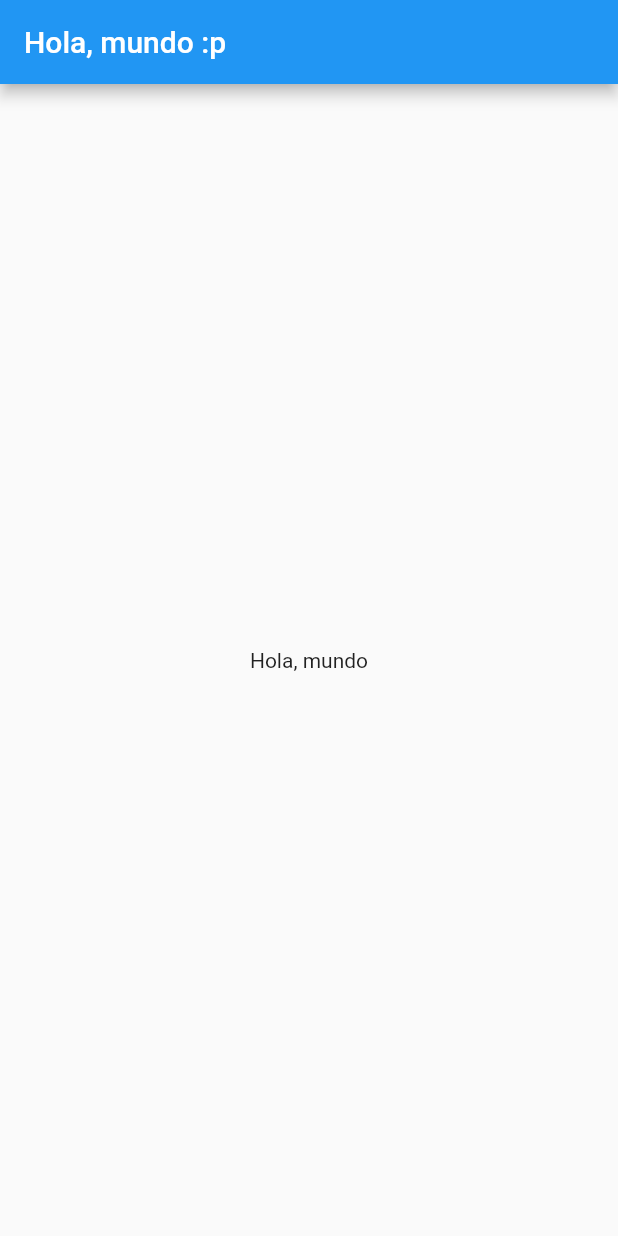
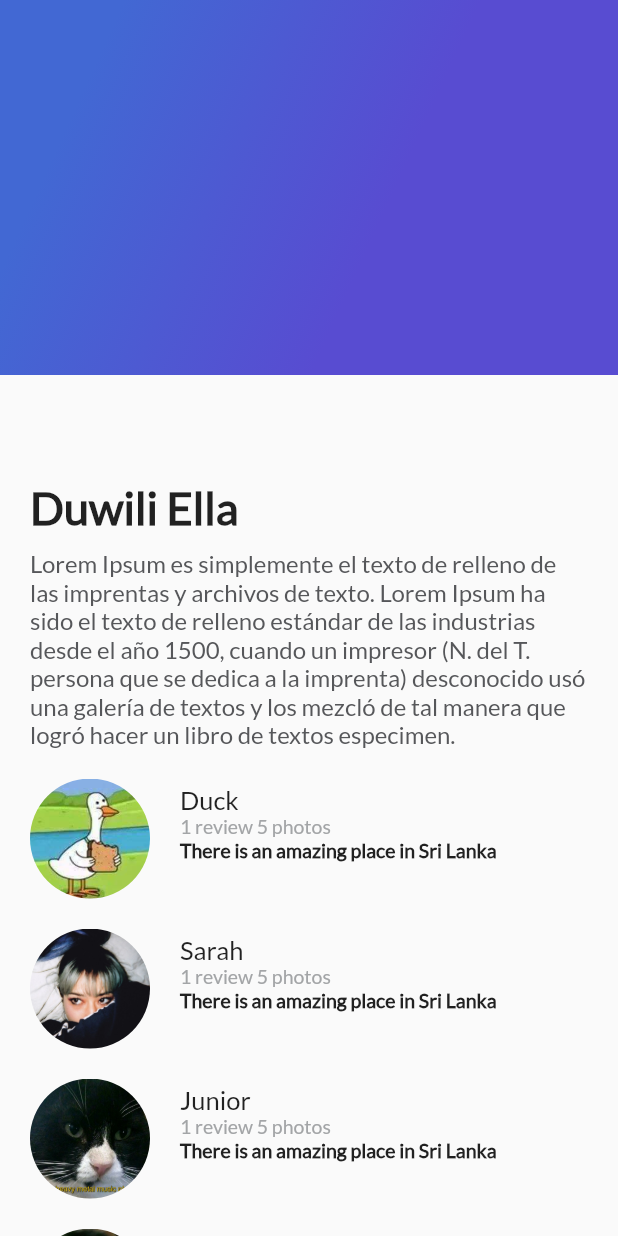
Before and after one commit to VHugoBarnes/platzi-trips-flutter, a Flutter app: the screen it shows after launch, on a phone screen of 412 x 824 dp. Run offline on Flutter 3.47's test engine with Material 2 defaults, Android fonts, the phone set to English and light mode, and no system bars.

Commit message:
14/01/2019 commit

```diff
--- /dev/null
+++ b/lib/description_place.dart
@@ -0,0 +1,71 @@
+import 'package:flutter/material.dart';
+import 'star.dart';
+
+class DescriptionPlace extends StatelessWidget{
+
+	String namePlace;
+	int stars;
+	String descriptionPlace;
+
+	DescriptionPlace(this.namePlace, this.descriptionPlace);
+
+  Widget build(BuildContext context) {
+
+
+	  final title_stars = Row(
+		  children: <Widget>[
+			  Container (
+				  margin: EdgeInsets.only(
+					  top: 320.0,
+					  left: 20.0,
+					  right: 20.0,
+				  ),
+
+				child: Text(
+					namePlace,
+					style: TextStyle(
+						fontFamily: "Lato",
+						fontSize: 30.0,
+						fontWeight: FontWeight.w900,
+					),
+
+					textAlign: TextAlign.left,
+				),
+
+			  ),
+			Row(
+				children: <Widget>[
+          // PENDIENTEEEEEEEEEEEEEEEEEEEEE
+				],
+			)
+		  ],
+	  );
+
+	final text_desc = Container(
+				margin: EdgeInsets.only(
+					top: 10.0,
+					left: 20.0,
+					right: 20.0
+					),
+				child: Text(
+					descriptionPlace,
+					style: TextStyle(
+						fontFamily: "Lato",
+              			fontSize: 16.0,
+						fontWeight: FontWeight.w300,
+              color: Color(0xFF56575a),
+						),
+				),
+			);
+
+	final place_description = Column(
+		children: <Widget>[
+			title_stars,
+			text_desc
+		],
+		);
+
+    return place_description;
+  }
+
+}
--- /dev/null
+++ b/lib/gradient_back.dart
@@ -0,0 +1,23 @@
+import 'package:flutter/material.dart';
+
+class GradientBack extends StatelessWidget{
+
+    Widget build(BuildContext context) {
+
+      return Container(
+        height: 250.0,
+        decoration: BoxDecoration(
+          gradient: LinearGradient(
+            colors: [
+              Color(0xFF4268D3),
+              Color(0xFF584CD1)
+            ],
+            begin: FractionalOffset(0.2, 0.0),
+            end: FractionalOffset(1.0, 0.6),
+            stops: [0.0, 0.6],
+            tileMode: TileMode.clamp
+          )
+        ),
+      );
+    }
+}
--- a/lib/main.dart
+++ b/lib/main.dart
@@ -1,128 +1,34 @@
 import 'package:flutter/material.dart';
+import 'description_place.dart';
+import 'review_list.dart';
+import 'gradient_back.dart';
 
 void main() => runApp(MyApp());
 
 class MyApp extends StatelessWidget {
-  // This widget is the root of your application.
-  @override
+  String desc1 = "Lorem Ipsum es simplemente el texto de relleno de las imprentas y archivos de texto. Lorem Ipsum ha sido el texto de relleno estándar de las industrias desde el año 1500, cuando un impresor (N. del T. persona que se dedica a la imprenta) desconocido usó una galería de textos y los mezcló de tal manera que logró hacer un libro de textos especimen.";
   Widget build(BuildContext context) {
     return MaterialApp(
       title: 'Platzi Trips',
       theme: ThemeData(
-        // This is the theme of your application.
-        //
-        // Try running your application with "flutter run". You'll see the
-        // application has a blue toolbar. Then, without quitting the app, try
-        // changing the primarySwatch below to Colors.green and then invoke
-        // "hot reload" (press "r" in the console where you ran "flutter run",
-        // or simply save your changes to "hot reload" in a Flutter IDE).
-        // Notice that the counter didn't reset back to zero; the application
-        // is not restarted.
-        primarySwatch: Colors.blue,
+        // primarySwatch: Colors.red,
       ),
       home: Scaffold(
+        body: Stack(
+          children: <Widget>[
+            ListView(
+              children: <Widget>[
+                DescriptionPlace("Duwili Ella" , desc1),
+                ReviewList()
+              ],
+            ),
+            GradientBack()
+          ],
+        )
+        // DescriptionPlace("Duwili Ella", 2 , desc1),
+              // ReviewList(),
+      )
 
-          appBar: AppBar(
-
-              title: Text("Hola, mundo :p", textAlign: TextAlign.center),
-
-          ),
-          body: Center(
-
-              child: Text("Hola, mundo"),
-
-          ),
-        //   bottomNavigationBar: ,
-        //   floatingActionButton: ,
-        //   floatingActionButtonLocation: ,
-
-      )
-      //MyHomePage(title: 'Flutter Demo Home Page'),
     );
   }
 }
-
-class MyHomePage extends StatefulWidget {
-  MyHomePage({Key key, this.title}) : super(key: key);
-
-  // This widget is the home page of your application. It is stateful, meaning
-  // that it has a State object (defined below) that contains fields that affect
-  // how it looks.
-
-  // This class is the configuration for the state. It holds the values (in this
-  // case the title) provided by the parent (in this case the App widget) and
-  // used by the build method of the State. Fields in a Widget subclass are
-  // always marked "final".
-
-  final String title;
-
-  @override
-  _MyHomePageState createState() => _MyHomePageState();
-}
-
-class _MyHomePageState extends State<MyHomePage> {
-  int _counter = 0;
-
-  void _incrementCounter() {
-    setState(() {
-      // This call to setState tells the Flutter framework that something has
-      // changed in this State, which causes it to rerun the build method below
-      // so that the display can reflect the updated values. If we changed
-      // _counter without calling setState(), then the build method would not be
-      // called again, and so nothing would appear to happen.
-      _counter++;
-    });
-  }
-
-  @override
-  Widget build(BuildContext context) {
-    // This method is rerun every time setState is called, for instance as done
-    // by the _incrementCounter method above.
-    //
-    // The Flutter framework has been optimized to make rerunning build methods
-    // fast, so that you can just rebuild anything that needs updating rather
-    // than having to individually change instances of widgets.
-    return Scaffold(
-      appBar: AppBar(
-        // Here we take the value from the MyHomePage object that was created by
-        // the App.build method, and use it to set our appbar title.
-        title: Text(widget.title),
-      ),
-      body: Center(
-        // Center is a layout widget. It takes a single child and positions it
-        // in the middle of the parent.
-        child: Column(
-          // Column is also layout widget. It takes a list of children and
-          // arranges them vertically. By default, it sizes itself to fit its
-          // children horizontally, and tries to be as tall as its parent.
-          //
-          // Invoke "debug painting" (press "p" in the console, choose the
-          // "Toggle Debug Paint" action from the Flutter Inspector in Android
-          // Studio, or the "Toggle Debug Paint" command in Visual Studio Code)
-          // to see the wireframe for each widget.
-          //
-          // Column has various properties to control how it sizes itself and
-          // how it positions its children. Here we use mainAxisAlignment to
-          // center the children vertically; the main axis here is the vertical
-          // axis because Columns are vertical (the cross axis would be
-          // horizontal).
-          mainAxisAlignment: MainAxisAlignment.center,
-          children: <Widget>[
-            Text(
-              'You have pushed the button this many times:',
-            ),
-            Text(
-              '$_counter',
-              style: Theme.of(context).textTheme.display1,
-            ),
-          ],
-        ),
-      ),
-      floatingActionButton: FloatingActionButton(
-        onPressed: _incrementCounter,
-        tooltip: 'Increment',
-        child: Icon(Icons.add),
-      ), // This trailing comma makes auto-formatting nicer for build methods.
-    );
-  }
-}
--- /dev/null
+++ b/lib/review.dart
@@ -0,0 +1,105 @@
+import 'package:flutter/material.dart';
+
+class Review extends StatelessWidget {
+
+    String pathImage = "assets/img/.jpg";
+    String name = "Varuna Yasas";
+    String details = "1 review, 5 photos";
+    String comment = "There is an amazing place in Sri Lanka";
+
+    Review(this.pathImage, this.name, this.details, this.comment);
+
+
+    Widget build(BuildContext context) {
+
+// USER COMMENT ABOUT THE SITE
+        final userComment = Container(
+            margin: EdgeInsets.only(
+                left: 20.0
+            ),
+            child: Text(
+                comment,
+                textAlign: TextAlign.left,
+                style: TextStyle(
+                    fontSize: 13.0,
+                    fontFamily: "Lato",
+                    fontWeight: FontWeight.w900
+                ),
+            ),
+        );
+
+// USER INFORMATION
+        final userInfo = Container(
+            margin: EdgeInsets.only(
+                left: 20.0
+            ),
+            child: Row(
+                children: <Widget>[
+                    Text(
+                        details,
+                        textAlign: TextAlign.left,
+                        style: TextStyle(
+                            fontSize: 13.0,
+                            fontFamily: "Lato",
+                            color: Color(0xFFa3a5a7)
+                        ),
+                    ),
+                ],
+            )
+        );
+
+// USER NAME
+        final userName = Container(
+            margin: EdgeInsets.only(
+                left: 20.0
+            ),
+            child: Text(
+                name,
+                textAlign: TextAlign.left,
+                style: TextStyle(
+                    fontSize: 17.0,
+                    fontFamily: "Lato"
+                ),
+            ),
+        );
+
+// USER DETAILS DIV
+        final userDetails = Column(
+            crossAxisAlignment: CrossAxisAlignment.start,
+            children: <Widget>[
+                userName,
+                userInfo,
+                userComment
+            ],
+        );
+
+// PHOTO
+        final photo = Container (
+            margin: EdgeInsets.only(
+                top: 20.0,
+                left: 20.0,
+
+            ),
+            width: 80.0,
+            height: 80.0,
+
+            decoration: BoxDecoration(
+                shape: BoxShape.circle,
+                image: DecorationImage(
+                    fit: BoxFit.cover,
+                    image: AssetImage(pathImage)
+                )
+            ),
+
+        );
+
+//RETURN THE ROW
+        return Row(
+            children: <Widget>[
+                photo,
+                userDetails
+            ],
+        );
+    }
+
+}
--- /dev/null
+++ b/lib/review_list.dart
@@ -0,0 +1,20 @@
+import 'package:flutter/material.dart';
+import 'review.dart';
+
+class ReviewList extends StatelessWidget{
+
+  Widget build(BuildContext context) {
+    final list = Column(
+
+      children: <Widget>[
+         Review("assets/img/person1.jpg", "Duck", "1 review 5 photos", "There is an amazing place in Sri Lanka"),
+         Review("assets/img/person2.jpg", "Sarah", "1 review 5 photos", "There is an amazing place in Sri Lanka"),
+         Review("assets/img/person3.jpg", "Junior", "1 review 5 photos", "There is an amazing place in Sri Lanka"),
+         Review("assets/img/person4.jpg", "Bruno", "1 review, 5 photos", "There is an amazing place in Sri Lanka"),
+         Review("assets/img/person5.jpg", "Akko", "1 review, 5 photos", "There is an amazing place in Sri Lanka"),
+      ],
+    );
+    return list;
+  }
+
+}
```
Also changed, not shown: lib/star.dart (added, +96 -0 lines), pubspec.yaml (+10 -32 lines), assets/img/person1.jpg (added), assets/img/person2.jpg (added), assets/img/person3.jpg (added), assets/img/person4.jpg (added), assets/img/person5.jpg (added), fonts/Lato-Regular.ttf (added), 1 other file.
